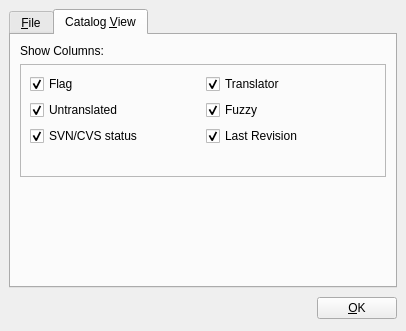
Above: pootling/ui/CatalogSetting.ui from cc-archive/pootle before the change. Below: the same form after it.
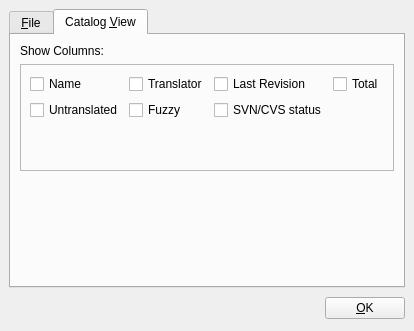
That is the form after the change. Icons and pictures are not drawn.

Commit message: Show/hide header of CalalogSetting

```diff
--- a/pootling/ui/CatalogSetting.ui
+++ b/pootling/ui/CatalogSetting.ui
@@ -146,26 +146,6 @@
        <property name="spacing" >
         <number>6</number>
        </property>
-       <item row="2" column="1" >
-        <spacer>
-         <property name="orientation" >
-          <enum>Qt::Vertical</enum>
-         </property>
-         <property name="sizeHint" >
-          <size>
-           <width>20</width>
-           <height>40</height>
-          </size>
-         </property>
-        </spacer>
-       </item>
-       <item row="0" column="0" >
-        <widget class="QLabel" name="label" >
-         <property name="text" >
-          <string>Show Columns:</string>
-         </property>
-        </widget>
-       </item>
        <item row="1" column="0" colspan="2" >
         <widget class="QFrame" name="frame" >
          <property name="frameShape" >
@@ -181,7 +161,7 @@
           <property name="spacing" >
            <number>6</number>
           </property>
-          <item row="3" column="0" >
+          <item row="2" column="1" colspan="2" >
            <spacer>
             <property name="orientation" >
              <enum>Qt::Vertical</enum>
@@ -189,74 +169,104 @@
             <property name="sizeHint" >
              <size>
               <width>20</width>
-              <height>21</height>
+              <height>40</height>
              </size>
             </property>
            </spacer>
           </item>
+          <item row="1" column="0" >
+           <widget class="QCheckBox" name="chbuntranslated" >
+            <property name="text" >
+             <string>Untranslated</string>
+            </property>
+            <property name="checked" >
+             <bool>false</bool>
+            </property>
+           </widget>
+          </item>
+          <item row="0" column="4" >
+           <widget class="QCheckBox" name="chbtotal" >
+            <property name="text" >
+             <string>Total</string>
+            </property>
+            <property name="checked" >
+             <bool>false</bool>
+            </property>
+           </widget>
+          </item>
           <item row="1" column="1" >
            <widget class="QCheckBox" name="chbfuzzy" >
             <property name="text" >
              <string>Fuzzy</string>
             </property>
             <property name="checked" >
-             <bool>true</bool>
+             <bool>false</bool>
             </property>
            </widget>
           </item>
-          <item row="2" column="1" >
-           <widget class="QCheckBox" name="chblastrevision" >
-            <property name="text" >
-             <string>Last Revision</string>
-            </property>
-            <property name="checked" >
-             <bool>true</bool>
-            </property>
-           </widget>
-          </item>
-          <item row="0" column="1" >
+          <item row="0" column="1" colspan="2" >
            <widget class="QCheckBox" name="chbtranslator" >
             <property name="text" >
              <string>Translator</string>
             </property>
             <property name="checked" >
-             <bool>true</bool>
+             <bool>false</bool>
             </property>
            </widget>
           </item>
-          <item row="1" column="0" >
-           <widget class="QCheckBox" name="chbuntranslated" >
-            <property name="text" >
-             <string>Untranslated</string>
-            </property>
-            <property name="checked" >
-             <bool>true</bool>
-            </property>
-           </widget>
-          </item>
-          <item row="0" column="0" >
-           <widget class="QCheckBox" name="chbflag" >
-            <property name="text" >
-             <string>Flag</string>
-            </property>
-            <property name="checked" >
-             <bool>true</bool>
-            </property>
-           </widget>
-          </item>
-          <item row="2" column="0" >
+          <item row="1" column="3" >
            <widget class="QCheckBox" name="chbSVN" >
             <property name="text" >
              <string>SVN/CVS status</string>
             </property>
             <property name="checked" >
-             <bool>true</bool>
+             <bool>false</bool>
+            </property>
+           </widget>
+          </item>
+          <item row="0" column="0" >
+           <widget class="QCheckBox" name="chbname" >
+            <property name="text" >
+             <string>Name</string>
+            </property>
+            <property name="checked" >
+             <bool>false</bool>
+            </property>
+           </widget>
+          </item>
+          <item row="0" column="3" >
+           <widget class="QCheckBox" name="chblastrevision" >
+            <property name="text" >
+             <string>Last Revision</string>
+            </property>
+            <property name="checked" >
+             <bool>false</bool>
             </property>
            </widget>
           </item>
          </layout>
         </widget>
        </item>
+       <item row="2" column="1" >
+        <spacer>
+         <property name="orientation" >
+          <enum>Qt::Vertical</enum>
+         </property>
+         <property name="sizeHint" >
+          <size>
+           <width>20</width>
+           <height>40</height>
+          </size>
+         </property>
+        </spacer>
+       </item>
+       <item row="0" column="0" >
+        <widget class="QLabel" name="label" >
+         <property name="text" >
+          <string>Show Columns:</string>
+         </property>
+        </widget>
+       </item>
       </layout>
      </widget>
     </widget>
```
Left out of the diff: 14 changed lines with no effect on the pictures. The commit also changes 1 other file.
